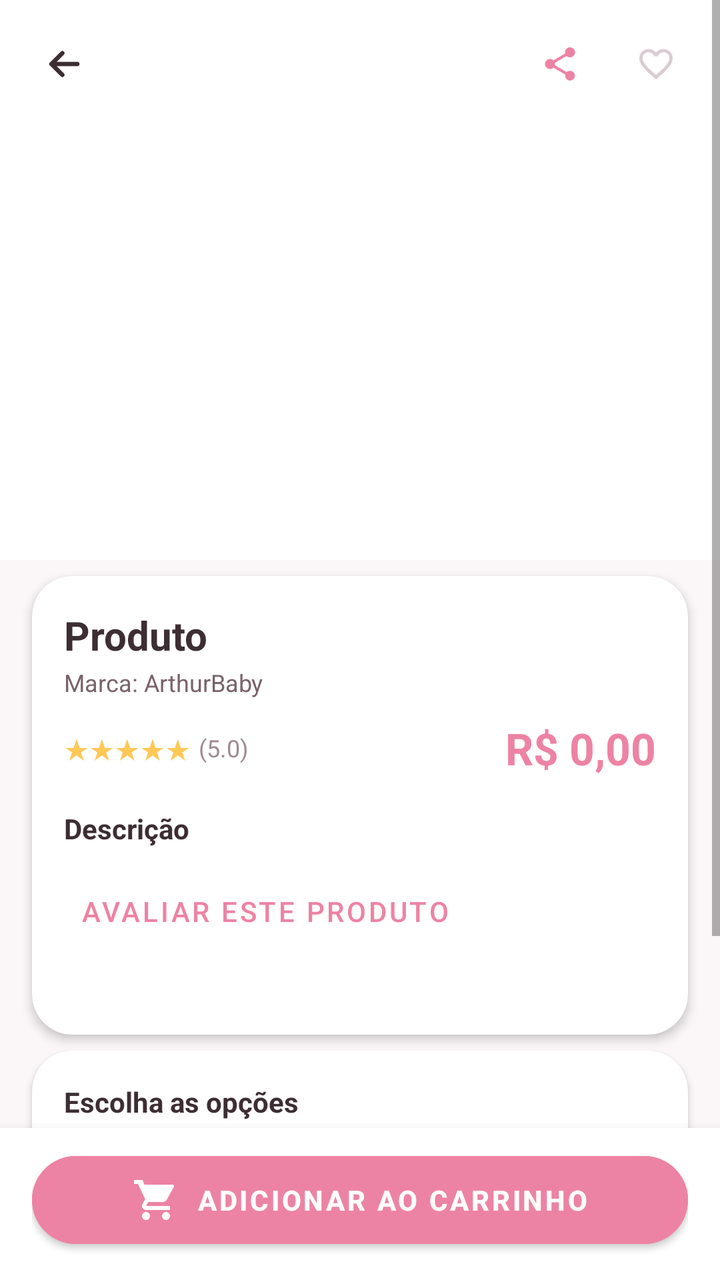
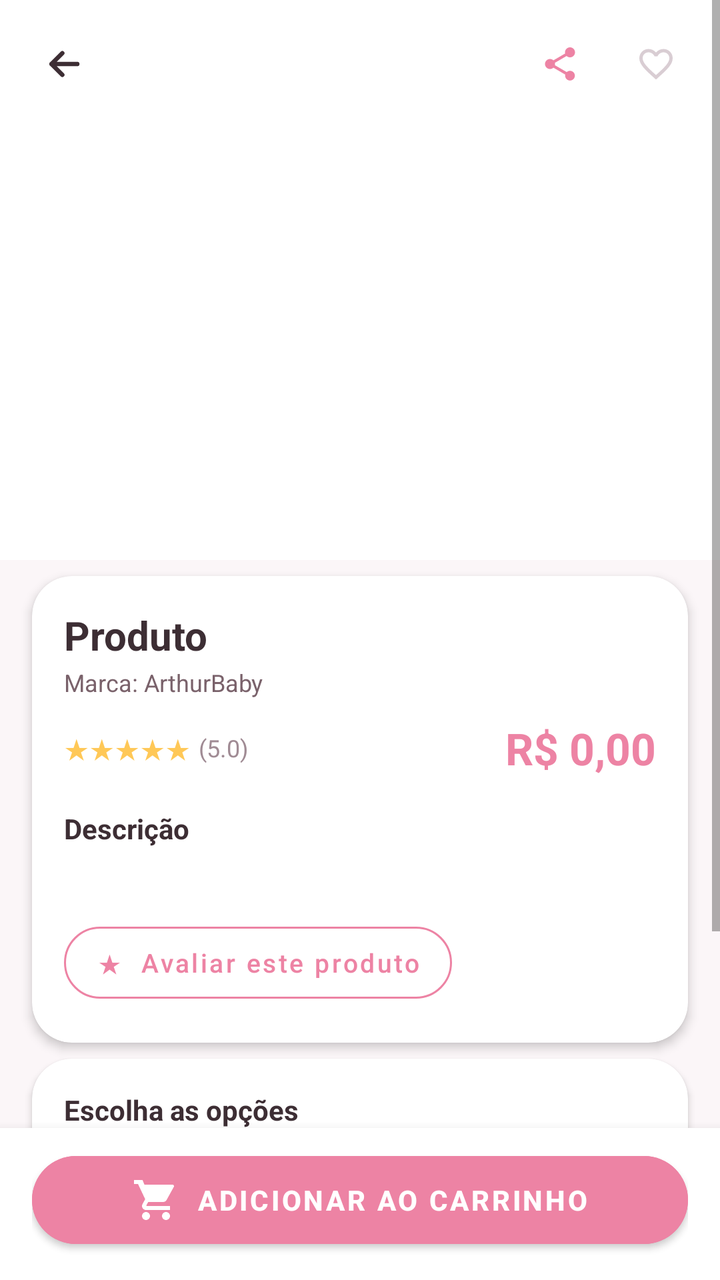

Two renders of the same Android screen: before a commit and after it. Below are the layout's source before the change and the commit's diff.
<!-- AndroidManifest.xml: application theme Theme.ArthurBaby -->
<!-- res/layout/fragment_detalhe_produto.xml -->
<?xml version="1.0" encoding="utf-8"?>
<RelativeLayout xmlns:android="http://schemas.android.com/apk/res/android"
    xmlns:app="http://schemas.android.com/apk/res-auto"
    android:layout_width="match_parent"
    android:layout_height="match_parent"
    android:background="@color/fundo_claro">

    <ScrollView
        android:layout_width="match_parent"
        android:layout_height="match_parent"
        android:fillViewport="true">

        <LinearLayout
            android:layout_width="match_parent"
            android:layout_height="wrap_content"
            android:orientation="vertical"
            android:paddingBottom="90dp">

            
            <FrameLayout
                android:layout_width="match_parent"
                android:layout_height="280dp"
                android:background="@color/branco">

                
                <androidx.viewpager2.widget.ViewPager2
                    android:id="@+id/viewPagerImagens"
                    android:layout_width="match_parent"
                    android:layout_height="match_parent"
                    android:layout_margin="16dp" />

                
                <LinearLayout
                    android:id="@+id/indicadoresImagens"
                    android:layout_width="wrap_content"
                    android:layout_height="wrap_content"
                    android:layout_gravity="bottom|center_horizontal"
                    android:layout_marginBottom="12dp"
                    android:orientation="horizontal" />

                
                <LinearLayout
                    android:layout_width="match_parent"
                    android:layout_height="wrap_content"
                    android:orientation="horizontal"
                    android:gravity="center_vertical"
                    android:padding="12dp">

                    <ImageView
                        android:id="@+id/btnVoltar"
                        android:tooltipText="Voltar"
                        android:layout_width="40dp"
                        android:layout_height="40dp"
                        android:padding="10dp"
                        android:background="@drawable/bg_circulo_branco_suave"
                        android:src="@drawable/ic_voltar"
                        app:tint="@color/texto_primario"
                        android:contentDescription="Voltar" />

                    <View
                        android:layout_width="0dp"
                        android:layout_height="1dp"
                        android:layout_weight="1" />

                    <ImageView
                        android:id="@+id/btnCompartilhar"
                        android:tooltipText="Compartilhar produto"
                        android:contentDescription="Compartilhar produto"
                        android:layout_width="40dp"
                        android:layout_height="40dp"
                        android:padding="10dp"
                        android:background="@drawable/bg_circulo_branco_suave"
                        android:src="@drawable/ic_compartilhar"
                        app:tint="@color/rosa_arthur"
                        android:layout_marginEnd="8dp" />

                    <ImageView
                        android:id="@+id/btnFavoritoDetalhe"
                        android:tooltipText="Adicionar aos favoritos"
                        android:contentDescription="Adicionar aos favoritos"
                        android:layout_width="40dp"
                        android:layout_height="40dp"
                        android:padding="10dp"
                        android:background="@drawable/bg_circulo_branco_suave"
                        android:src="@drawable/ic_favorito"
                        app:tint="@color/coracao_inativo" />
                </LinearLayout>
            </FrameLayout>

            
            <androidx.cardview.widget.CardView
                android:layout_width="match_parent"
                android:layout_height="wrap_content"
                android:layout_marginHorizontal="16dp"
                android:layout_marginTop="8dp"
                app:cardCornerRadius="20dp"
                app:cardElevation="3dp"
                app:cardBackgroundColor="@color/branco">

                <LinearLayout
                    android:layout_width="match_parent"
                    android:layout_height="wrap_content"
                    android:orientation="vertical"
                    android:padding="16dp">

                    <TextView
                        android:id="@+id/tvNome"
                        android:layout_width="match_parent"
                        android:layout_height="wrap_content"
                        android:text="Produto"
                        android:textSize="20sp"
                        android:textStyle="bold"
                        android:textColor="@color/texto_primario"
                        android:maxLines="2"
                        android:ellipsize="end" />

                    <TextView
                        android:id="@+id/tvMarca"
                        android:layout_width="wrap_content"
                        android:layout_height="wrap_content"
                        android:text="Marca: ArthurBaby"
                        android:textColor="@color/cinza_medio"
                        android:textSize="12sp"
                        android:layout_marginTop="2dp" />

                    <LinearLayout
                        android:layout_width="match_parent"
                        android:layout_height="wrap_content"
                        android:orientation="horizontal"
                        android:gravity="center_vertical"
                        android:layout_marginTop="10dp">

                        <TextView
                            android:id="@+id/tvEstrelas"
                            android:layout_width="wrap_content"
                            android:layout_height="wrap_content"
                            android:text="★★★★★"
                            android:textColor="@color/amarelo_estrela"
                            android:textSize="14sp" />

                        <TextView
                            android:id="@+id/tvAvaliacao"
                            android:layout_width="wrap_content"
                            android:layout_height="wrap_content"
                            android:text="(5.0)"
                            android:textColor="@color/cinza_texto"
                            android:textSize="12sp"
                            android:layout_marginStart="4dp" />

                        <View
                            android:layout_width="0dp"
                            android:layout_height="1dp"
                            android:layout_weight="1" />

                        <TextView
                            android:id="@+id/tvPrecoAntigo"
                            android:layout_width="wrap_content"
                            android:layout_height="wrap_content"
                            android:text=""
                            android:textColor="@color/cinza_texto"
                            android:textSize="12sp"
                            android:visibility="gone"
                            android:layout_marginEnd="6dp" />

                        <TextView
                            android:id="@+id/tvPreco"
                            android:layout_width="wrap_content"
                            android:layout_height="wrap_content"
                            android:text="R$ 0,00"
                            android:textSize="22sp"
                            android:textStyle="bold"
                            android:textColor="@color/rosa_arthur" />
                    </LinearLayout>

                    <TextView
                        android:layout_width="wrap_content"
                        android:layout_height="wrap_content"
                        android:text="Descrição"
                        android:textStyle="bold"
                        android:textColor="@color/texto_primario"
                        android:textSize="14sp"
                        android:layout_marginTop="16dp" />

                    <com.google.android.material.button.MaterialButton
                        android:id="@+id/btnAvaliar"
                        android:layout_width="wrap_content"
                        android:layout_height="wrap_content"
                        android:text="Avaliar este produto"
                        android:textColor="@color/rosa_arthur"
                        style="@style/Widget.MaterialComponents.Button.TextButton"
                        android:layout_marginTop="8dp" />

                    <TextView
                        android:id="@+id/tvDescricao"
                        android:layout_width="match_parent"
                        android:layout_height="wrap_content"
                        android:textColor="@color/cinza_medio"
                        android:textSize="13sp"
                        android:lineSpacingMultiplier="1.3"
                        android:layout_marginTop="4dp" />
                </LinearLayout>
            </androidx.cardview.widget.CardView>

            
            <androidx.cardview.widget.CardView
                android:layout_width="match_parent"
                android:layout_height="wrap_content"
                android:layout_marginHorizontal="16dp"
                android:layout_marginTop="8dp"
                app:cardCornerRadius="20dp"
                app:cardElevation="2dp"
                app:cardBackgroundColor="@color/branco">

                <LinearLayout
                    android:layout_width="match_parent"
                    android:layout_height="wrap_content"
                    android:orientation="vertical"
                    android:padding="16dp">

                    <TextView
                        android:layout_width="wrap_content"
                        android:layout_height="wrap_content"
                        android:text="Escolha as opções"
                        android:textStyle="bold"
                        android:textColor="@color/texto_primario"
                        android:textSize="14sp" />

                    <TextView
                        android:layout_width="wrap_content"
                        android:layout_height="wrap_content"
                        android:text="Cor"
                        android:textColor="@color/cinza_medio"
                        android:textSize="13sp"
                        android:layout_marginTop="14dp" />

                    <LinearLayout
                        android:id="@+id/containerCores"
                        android:layout_width="match_parent"
                        android:layout_height="wrap_content"
                        android:orientation="horizontal"
                        android:layout_marginTop="6dp" />

                    <TextView
                        android:layout_width="wrap_content"
                        android:layout_height="wrap_content"
                        android:text="Tamanho"
                        android:textColor="@color/cinza_medio"
                        android:textSize="13sp"
                        android:layout_marginTop="14dp" />

                    <LinearLayout
                        android:id="@+id/containerTamanhos"
                        android:layout_width="match_parent"
                        android:layout_height="wrap_content"
                        android:orientation="horizontal"
                        android:layout_marginTop="6dp" />

                    <TextView
                        android:layout_width="wrap_content"
                        android:layout_height="wrap_content"
                        android:text="Modelo"
                        android:textColor="@color/cinza_medio"
                        android:textSize="13sp"
                        android:layout_marginTop="14dp" />

                    <LinearLayout
                        android:id="@+id/containerModelos"
                        android:layout_width="match_parent"
                        android:layout_height="wrap_content"
                        android:orientation="horizontal"
                        android:layout_marginTop="6dp" />
                </LinearLayout>
            </androidx.cardview.widget.CardView>

            
            <androidx.cardview.widget.CardView
                android:layout_width="match_parent"
                android:layout_height="wrap_content"
                android:layout_marginHorizontal="16dp"
                android:layout_marginTop="8dp"
                android:layout_marginBottom="16dp"
                app:cardCornerRadius="20dp"
                app:cardElevation="2dp"
                app:cardBackgroundColor="@color/branco">

                <LinearLayout
                    android:layout_width="match_parent"
                    android:layout_height="wrap_content"
                    android:orientation="horizontal"
                    android:padding="16dp"
                    android:gravity="center_vertical">

                    <TextView
                        android:layout_width="0dp"
                        android:layout_height="wrap_content"
                        android:layout_weight="1"
                        android:text="Quantidade"
                        android:textStyle="bold"
                        android:textColor="@color/texto_primario"
                        android:textSize="14sp" />

                    <LinearLayout
                        android:layout_width="wrap_content"
                        android:layout_height="wrap_content"
                        android:orientation="horizontal"
                        android:gravity="center_vertical"
                        android:background="@drawable/bg_contador_quantidade">

                        <com.google.android.material.button.MaterialButton
                            android:id="@+id/btnMenos"
                            android:tooltipText="Diminuir quantidade"
                            android:contentDescription="Diminuir quantidade"
                            android:layout_width="40dp"
                            android:layout_height="40dp"
                            android:text="-"
                            android:textSize="18sp"
                            android:backgroundTint="@color/branco"
                            android:textColor="@color/rosa_arthur"
                            android:insetTop="0dp"
                            android:insetBottom="0dp"
                            android:padding="0dp"
                            app:cornerRadius="20dp" />

                        <TextView
                            android:id="@+id/tvQtd"
                            android:layout_width="44dp"
                            android:layout_height="wrap_content"
                            android:gravity="center"
                            android:text="1"
                            android:textSize="17sp"
                            android:textStyle="bold"
                            android:textColor="@color/texto_primario" />

                        <com.google.android.material.button.MaterialButton
                            android:id="@+id/btnMais"
                            android:tooltipText="Aumentar quantidade"
                            android:contentDescription="Aumentar quantidade"
                            android:layout_width="40dp"
                            android:layout_height="40dp"
                            android:text="+"
                            android:textSize="18sp"
                            android:backgroundTint="@color/branco"
                            android:textColor="@color/rosa_arthur"
                            android:insetTop="0dp"
                            android:insetBottom="0dp"
                            android:padding="0dp"
                            app:cornerRadius="20dp" />
                    </LinearLayout>
                </LinearLayout>
            </androidx.cardview.widget.CardView>

        </LinearLayout>
    </ScrollView>

    
    <LinearLayout
        android:layout_width="match_parent"
        android:layout_height="wrap_content"
        android:layout_alignParentBottom="true"
        android:orientation="vertical"
        android:background="@color/branco"
        android:elevation="8dp"
        android:paddingHorizontal="16dp"
        android:paddingTop="8dp"
        android:paddingBottom="12dp">

        <com.google.android.material.button.MaterialButton
            android:id="@+id/btnAddCarrinho"
            android:layout_width="match_parent"
            android:layout_height="56dp"
            android:text="ADICIONAR AO CARRINHO"
            android:backgroundTint="@color/rosa_arthur"
            android:textColor="@color/branco"
            android:textStyle="bold"
            android:textSize="14sp"
            app:cornerRadius="28dp"
            app:icon="@drawable/ic_carrinho"
            app:iconTint="@color/branco"
            app:iconGravity="textStart" />
    </LinearLayout>

</RelativeLayout>
<!-- resources referenced by this layout -->
<resources>
  <color name="amarelo_estrela">#FFC857</color>
  <color name="branco">#FFFFFF</color>
  <color name="cinza_medio">#7A626B</color>
  <color name="cinza_texto">#A08B94</color>
  <color name="coracao_inativo">#D9CDD3</color>
  <color name="fundo_claro">#FBF6F8</color>
  <color name="rosa_arthur">#ED83A4</color>
  <color name="texto_primario">#3D2E34</color>
  <!-- drawable bg_circulo_branco_suave (drawable) -->
  <?xml version="1.0" encoding="utf-8"?>
  <shape xmlns:android="http://schemas.android.com/apk/res/android"
      android:shape="oval">
      <solid android:color="#44FFFFFF" />
  </shape>
  <!-- drawable bg_contador_quantidade (drawable) -->
  <?xml version="1.0" encoding="utf-8"?>
  <shape xmlns:android="http://schemas.android.com/apk/res/android"
      android:shape="rectangle">
      <solid android:color="@color/rosa_suave" />
      <corners android:radius="16dp" />
  </shape>
  <!-- drawable ic_carrinho (drawable) -->
  <vector xmlns:android="http://schemas.android.com/apk/res/android"
      android:width="24dp"
      android:height="24dp"
      android:viewportWidth="24"
      android:viewportHeight="24">
      <path
          android:fillColor="#FF000000"
          android:pathData="M7,18c-1.1,0 -1.99,0.9 -1.99,2S5.9,22 7,22s2,-0.9 2,-2 -0.9,-2 -2,-2zM1,2v2h2l3.6,7.59 -1.35,2.45c-0.16,0.28 -0.25,0.61 -0.25,0.96 0,1.1 0.9,2 2,2h12v-2H7.42c-0.14,0 -0.25,-0.11 -0.25,-0.25l0.03,-0.12L8.1,13h7.45c0.75,0 1.41,-0.41 1.75,-1.03l3.58,-6.49C20.98,5.32 21,5.22 21,5.1 21,4.66 20.66,4.33 20.22,4.33L20.22,4.33H6.21L5.27,2H1zM17,18c-1.1,0 -1.99,0.9 -1.99,2s0.89,2 1.99,2 2,-0.9 2,-2 -0.9,-2 -2,-2z"/>
  </vector>
  <!-- drawable ic_compartilhar (drawable) -->
  <vector xmlns:android="http://schemas.android.com/apk/res/android"
      android:width="24dp"
      android:height="24dp"
      android:viewportWidth="24"
      android:viewportHeight="24">
      <path
          android:fillColor="#FF000000"
          android:pathData="M18,16.08c-0.76,0 -1.44,0.3 -1.96,0.77L8.91,12.7c0.05,-0.23 0.09,-0.46 0.09,-0.7s-0.04,-0.47 -0.09,-0.7l7.05,-4.11c0.54,0.5 1.25,0.81 2.04,0.81 1.66,0 3,-1.34 3,-3s-1.34,-3 -3,-3 -3,1.34 -3,3c0,0.24 0.04,0.47 0.09,0.7L8.04,9.81C7.5,9.31 6.79,9 6,9c-1.66,0 -3,1.34 -3,3s1.34,3 3,3c0.79,0 1.5,-0.31 2.04,-0.81l7.12,4.16c-0.05,0.21 -0.08,0.43 -0.08,0.65 0,1.61 1.31,2.92 2.92,2.92s2.92,-1.31 2.92,-2.92 -1.31,-2.92 -2.92,-2.92z" />
  </vector>
  <!-- drawable ic_favorito (drawable) -->
  <vector xmlns:android="http://schemas.android.com/apk/res/android"
      android:width="24dp"
      android:height="24dp"
      android:viewportWidth="24"
      android:viewportHeight="24">
      <path
          android:fillColor="#FF000000"
          android:pathData="M16.5,3c-1.74,0 -3.41,0.81 -4.5,2.09C10.91,3.81 9.24,3 7.5,3 4.42,3 2,5.42 2,8.5c0,3.78 3.4,6.86 8.55,11.54L12,21.35l1.45,-1.32C18.6,15.36 22,12.28 22,8.5 22,5.42 19.58,3 16.5,3zM12.1,18.55l-0.1,0.1 -0.1,-0.1C7.14,14.24 4,11.39 4,8.5 4,6.5 5.5,5 7.5,5c1.54,0 3.04,0.99 3.57,2.36h1.87C13.46,5.99 14.96,5 16.5,5c2,0 3.5,1.5 3.5,3.5 0,2.89 -3.14,5.74 -7.9,10.05z"/>
  </vector>
  <!-- drawable ic_voltar (drawable) -->
  <?xml version="1.0" encoding="utf-8"?>
  <vector xmlns:android="http://schemas.android.com/apk/res/android"
      android:width="24dp"
      android:height="24dp"
      android:viewportWidth="24"
      android:viewportHeight="24">
      <path
          android:pathData="M20,12H4.5M11,5.5L4.5,12L11,18.5"
          android:strokeColor="#FF000000"
          android:strokeWidth="2.6"
          android:strokeLineCap="round"
          android:strokeLineJoin="round" />
  </vector>
  <color name="rosa_suave">#FDF0F4</color>
  <color name="verde_arthur">#37B6B0</color>
  <color name="verde_escuro">#2A8F8A</color>
  <color name="rosa_escuro">#D56586</color>
  <!-- unchanged entries left out for length: 1 -->
</resources>

<!-- the commit's change to res/layout/fragment_detalhe_produto.xml (unified diff, before → after) -->
@@ -181,23 +181,27 @@
                         android:textSize="14sp"
                         android:layout_marginTop="16dp" />
 
+                    <TextView
+                        android:id="@+id/tvDescricao"
+                        android:layout_width="match_parent"
+                        android:layout_height="wrap_content"
+                        android:textColor="@color/cinza_medio"
+                        android:textSize="13sp"
+                        android:lineSpacingMultiplier="1.3"
+                        android:layout_marginTop="4dp" />
+
                     <com.google.android.material.button.MaterialButton
                         android:id="@+id/btnAvaliar"
-                        android:layout_width="wrap_content"
-                        android:layout_height="wrap_content"
-                        android:text="Avaliar este produto"
+                        style="@style/Widget.MaterialComponents.Button.OutlinedButton"
+                        android:layout_width="wrap_content"
+                        android:layout_height="wrap_content"
+                        android:layout_marginTop="12dp"
+                        android:text="★  Avaliar este produto"
+                        android:textAllCaps="false"
+                        android:textSize="13sp"
                         android:textColor="@color/rosa_arthur"
-                        style="@style/Widget.MaterialComponents.Button.TextButton"
-                        android:layout_marginTop="8dp" />
-
-                    <TextView
-                        android:id="@+id/tvDescricao"
-                        android:layout_width="match_parent"
-                        android:layout_height="wrap_content"
-                        android:textColor="@color/cinza_medio"
-                        android:textSize="13sp"
-                        android:lineSpacingMultiplier="1.3"
-                        android:layout_marginTop="4dp" />
+                        app:strokeColor="@color/rosa_arthur"
+                        app:cornerRadius="20dp" />
                 </LinearLayout>
             </androidx.cardview.widget.CardView>
 
